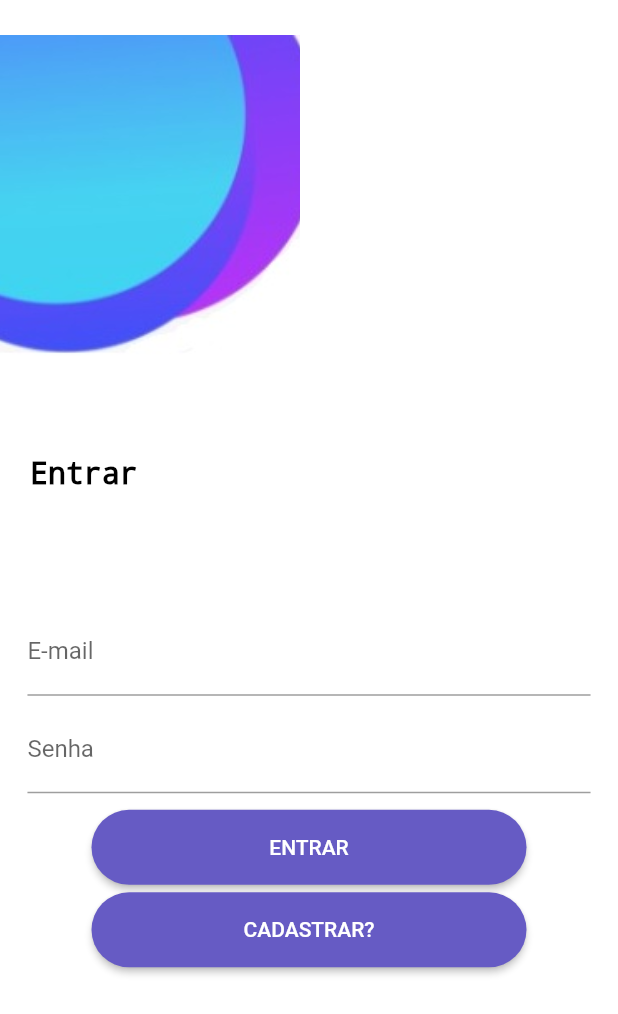
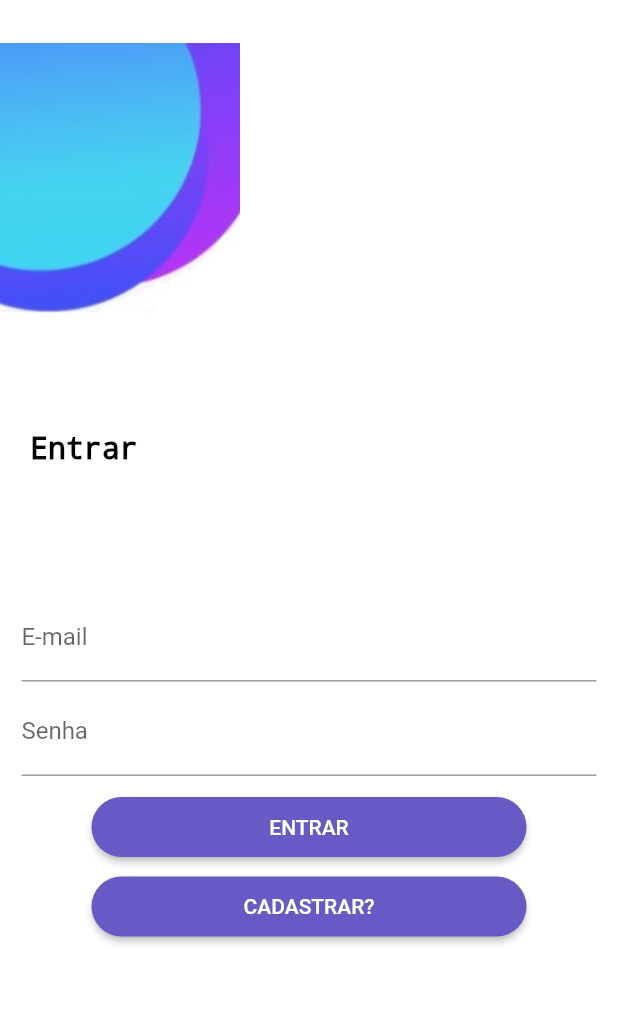
Before and after one commit to ICEI-PUC-Minas-PPLES-TI/plf-es-2022-2-ti5-5104100-financas-pessoais, a Flutter app: the screen it shows after launch, on a phone screen of 412 x 824 dp. Shown: the top 1014 px of the screen. Run offline on Flutter 3.47's test engine with Material 2 defaults, Android fonts, the phone set to English and light mode, and no system bars; our stand-ins replace percent_indicator, shared_preferences, toggle_switch; missing offline and left inert: curved_nav_bar, dart:ffi.

```diff
--- a/codigo/mobile/we_budget/lib/components/auth_form.dart
+++ b/codigo/mobile/we_budget/lib/components/auth_form.dart
@@ -105,7 +105,7 @@ class _AuthFormState extends State<AuthForm> {
       child: Card(
         elevation: 0,
         child: Container(
-          padding: const EdgeInsets.all(5),
+          padding: const EdgeInsets.all(2),
           height: _isLogin() ? 400 : 460,
           width: deviceSize.width * 0.95,
           child: Form(
@@ -114,7 +114,7 @@ class _AuthFormState extends State<AuthForm> {
               children: [
                 if (_isSignup())
                   Padding(
-                    padding: const EdgeInsets.all(3.0),
+                    padding: const EdgeInsets.all(2.0),
                     child: TextFormField(
                       decoration: const InputDecoration(
                         labelText: 'Nome',
@@ -132,7 +132,7 @@ class _AuthFormState extends State<AuthForm> {
                     ),
                   ),
                 Padding(
-                  padding: const EdgeInsets.all(3.0),
+                  padding: const EdgeInsets.all(2.0),
                   child: TextFormField(
                     decoration: const InputDecoration(
                       labelText: 'E-mail',
@@ -150,7 +150,7 @@ class _AuthFormState extends State<AuthForm> {
                   ),
                 ),
                 Padding(
-                  padding: const EdgeInsets.all(3.0),
+                  padding: const EdgeInsets.all(2.0),
                   child: TextFormField(
                     decoration: const InputDecoration(
                       labelText: 'Senha',
@@ -172,7 +172,7 @@ class _AuthFormState extends State<AuthForm> {
                 ),
                 if (_isSignup())
                   Padding(
-                    padding: const EdgeInsets.all(3.0),
+                    padding: const EdgeInsets.all(2.0),
                     child: TextFormField(
                       decoration: const InputDecoration(
                         labelText: 'Confirmar Senha',
@@ -204,7 +204,7 @@ class _AuthFormState extends State<AuthForm> {
                       shape: RoundedRectangleBorder(
                         borderRadius: BorderRadius.circular(30),
                       ),
-                      fixedSize: const Size(290, 50),
+                      fixedSize: const Size(290, 40),
                       backgroundColor: const Color.fromARGB(255, 102, 91, 196),
                     ),
                     child: Text(
@@ -220,7 +220,7 @@ class _AuthFormState extends State<AuthForm> {
                       shape: RoundedRectangleBorder(
                         borderRadius: BorderRadius.circular(30),
                       ),
-                      fixedSize: const Size(290, 50),
+                      fixedSize: const Size(290, 40),
                       backgroundColor: const Color.fromARGB(255, 102, 91, 196),
                     ),
                     child: Text(
--- a/codigo/mobile/we_budget/lib/pages/login_page.dart
+++ b/codigo/mobile/we_budget/lib/pages/login_page.dart
@@ -28,8 +28,8 @@ class _LoginPageState extends State<LoginPage> {
               crossAxisAlignment: CrossAxisAlignment.start,
               children: [
                 SizedBox(
-                  height: deviceSize.height * 0.26,
-                  width: 200,
+                  height: deviceSize.height * 0.22,
+                  width: 160,
                   child: SizedBox.expand(
                     child: Image.asset(
                       'assets/imagem_fundo.jpeg',
```
Also changed, not shown: codigo/mobile/we_budget/lib/pages/list_transations_page.dart (+9 -8 lines), codigo/mobile/we_budget/lib/pages/main_page.dart (+5 -5 lines), codigo/mobile/we_budget/lib/pages/metas_page.dart (+26 -31 lines).
